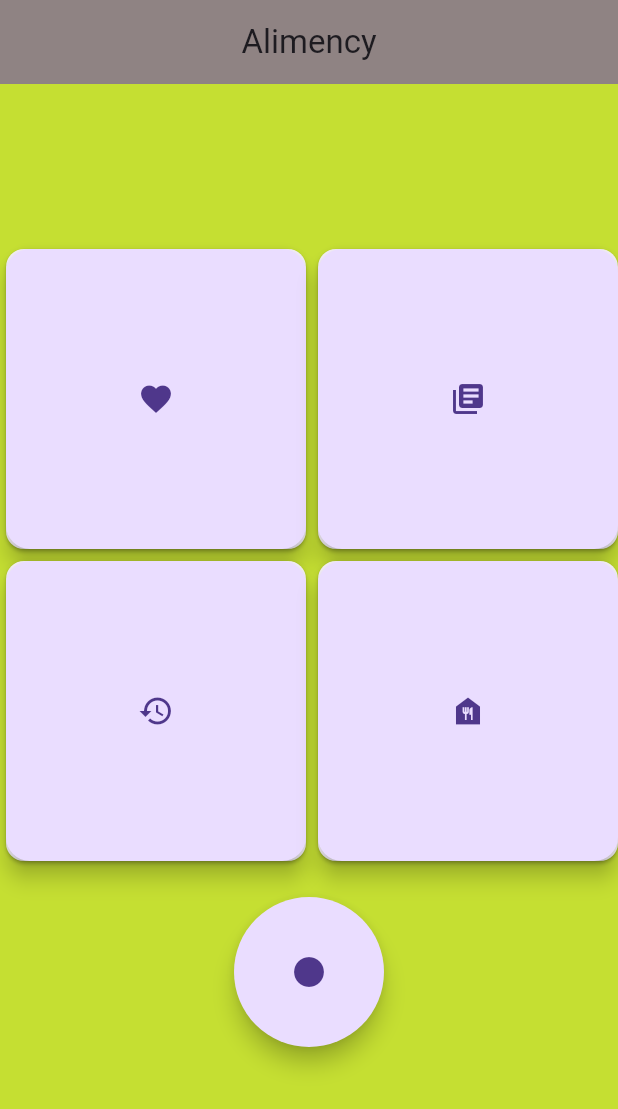
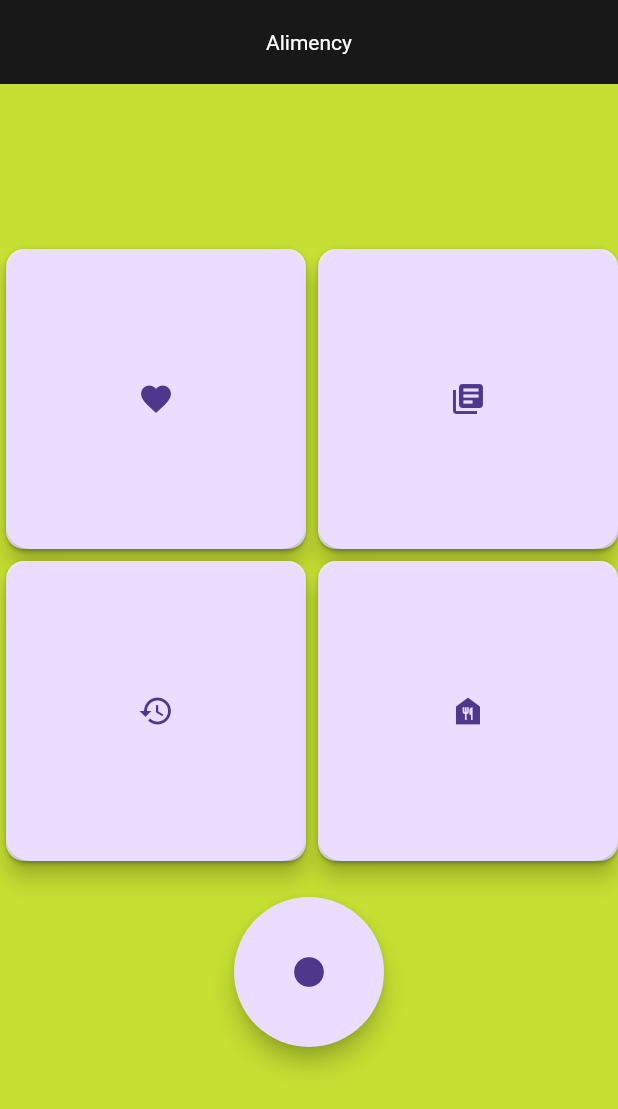
Before and after one commit to Ben52684/AlimencyCookBookApp, a Flutter app: the screen it shows after launch, on a phone screen of 412 x 824 dp. Shown: the top 1109 px of the screen. Run offline on Flutter 3.47's test engine with Material 3 defaults, Android fonts, the light colour scheme and no system bars; generated files the repository leaves out were written again.

Commit message:
Added style to title

```diff
--- a/alimency_cook_book/lib/src/home.dart
+++ b/alimency_cook_book/lib/src/home.dart
@@ -7,7 +7,7 @@ class Home extends StatelessWidget {
   Widget build(BuildContext context) {
     return Scaffold(
       backgroundColor: const Color.fromARGB(255, 197, 223, 50),
-      appBar: AppBar(title: const Text("Alimency"), backgroundColor: const Color.fromARGB(255, 143, 131, 131), centerTitle: true,),
+      appBar: AppBar(title: const Text("Alimency"), backgroundColor: const Color.fromARGB(255, 24, 24, 24), centerTitle: true, titleTextStyle: TextStyle(color: Colors.white),),
       body: Center(
         child: Column(
           mainAxisAlignment: MainAxisAlignment.center,
```
